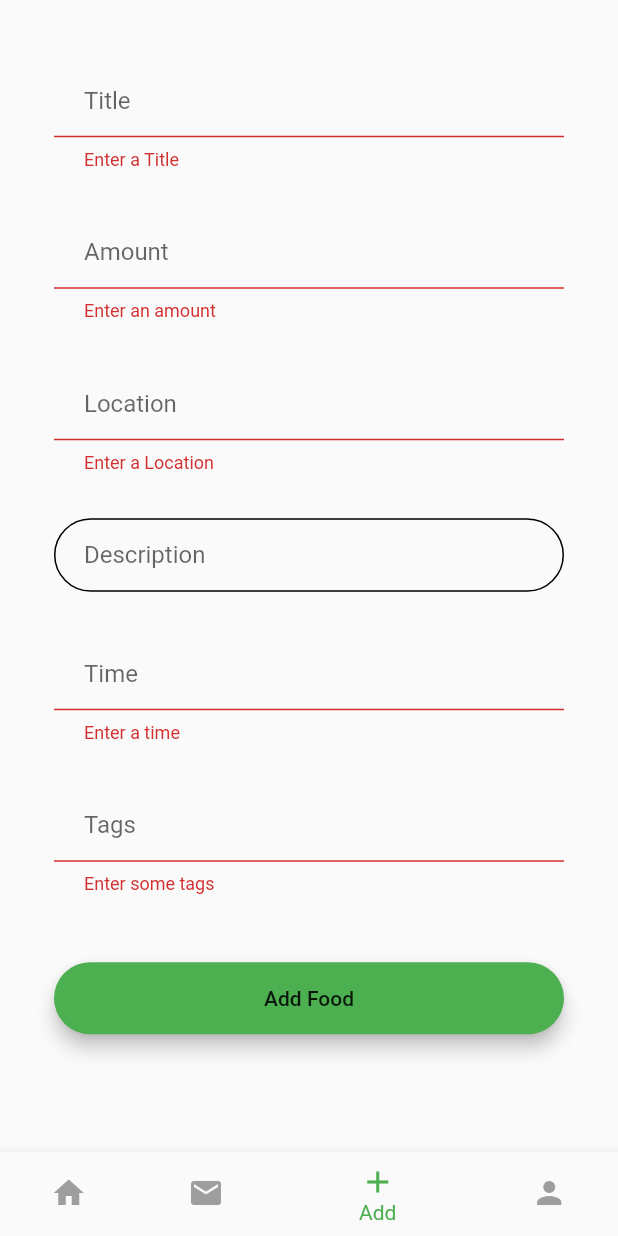
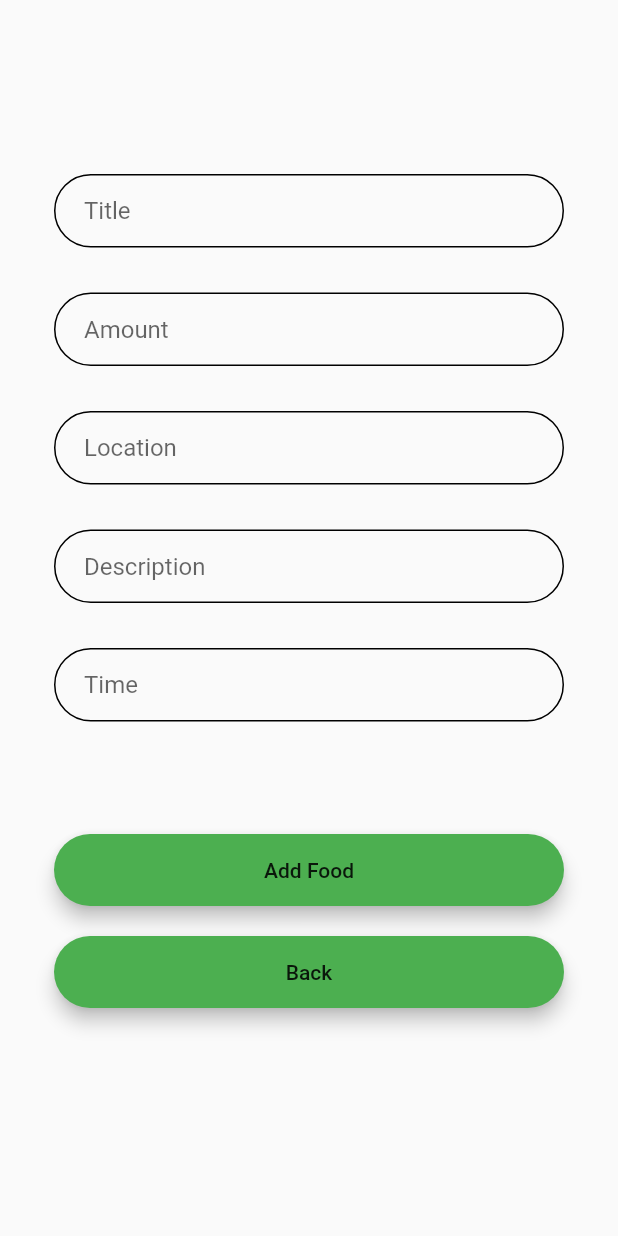
Before and after one commit to nishachaudhari/food_savior_winners, a Flutter app: the screen it shows once a user with an empty profile is signed in, item 3 of the bottom bar chosen, after a tap on "Add Food", on a phone screen of 412 x 824 dp. Run offline on Flutter 3.47's test engine with Material 2 defaults, Android fonts, the phone set to English and light mode, and no system bars; our stand-ins replace cloud_firestore, firebase_auth; missing offline and left inert: flappy_search_bar; accounts and stored records are empty.

Commit message:
database working!
everything adds properly to database (users and food)
pop up dialogues created for when things are done adding to database
folders to organize everything

```diff
--- a/my_app/lib/models/food.dart
+++ b/my_app/lib/models/food.dart
@@ -1,13 +1,13 @@
 class Food{
-
+  final String user;
   final String title;
   final String amount;
   final String description;
   final String time;
   final int location;
-  var tags = new List(10);
+ // var tags = new List(10);
 
 
-  Food({ this.title, this.amount, this.description,this.location, this.time, this.tags });
+  Food({ this.user,this.title, this.amount, this.description,this.location, this.time });
 
 }
--- /dev/null
+++ b/my_app/lib/screens/add/add.dart
@@ -0,0 +1,57 @@
+import 'package:flutter/material.dart';
+import 'package:my_app/screens/add/addForm.dart';
+
+
+
+
+
+class add extends StatefulWidget
+{
+  @override
+  _addState createState() => _addState();
+  }
+
+class _addState extends State<add>
+{
+
+
+  @override
+  Widget build(BuildContext context) {
+
+    final addButton = Material(
+          elevation: 5.0,
+          borderRadius: BorderRadius.circular(30.0),
+          color: Colors.green,
+          child: MaterialButton(
+            minWidth: MediaQuery.of(context).size.width,
+            padding: EdgeInsets.fromLTRB(20.0, 15.0, 20.0, 15.0),
+            child: Text("Add Food",
+                textAlign: TextAlign.center,
+                //style: style.copyWith(
+                   // color: Colors.white, fontWeight: FontWeight.bold)),
+          ),
+            onPressed:(){
+            Navigator.push(context,MaterialPageRoute(builder: (context) => addForm()));
+            }
+          )
+
+        );
+
+
+    return Scaffold(
+      body:Container(
+        child: Padding(
+          padding: const EdgeInsets.all(36.0),
+          child: Column(
+            mainAxisAlignment: MainAxisAlignment.center,
+            children: <Widget>[
+              SizedBox(height: 45.0),
+              addButton,
+              SizedBox(height: 20.0),
+            ]
+          )
+        )
+      )
+    );
+  }
+}
--- a/my_app/lib/screens/add.dart
+++ b/my_app/lib/screens/add/addForm.dart
@@ -1,26 +1,32 @@
 import 'package:flutter/material.dart';
-import 'package:my_app/services/auth.dart';
+import 'package:my_app/models/food.dart';
+import 'package:my_app/services/database.dart';
+import 'package:my_app/models/user.dart';
+import 'package:provider/provider.dart';
 
 
 
-class add extends StatefulWidget
+
+class addForm extends StatefulWidget
 {
   @override
-  _addState createState() => _addState();
+  _addFormState createState() => _addFormState();
   }
 
-class _addState extends State<add>
+class _addFormState extends State<addForm>
 {
 
   final _formKey = GlobalKey<FormState>(); //this will be able to track state of form (to make sure no blank items)
 
+
   //text field state
 
-  String title = '';
-  String amount = '';
-  String location = '';
-  String description = '';
-  String time = '';
+
+  String _currenttitle = '';
+  String _currentamount = '';
+  String _currentlocation = '';
+  String _currentdescription = '';
+  String _currenttime = '';
   String tags = '';
   String error = '';
 
@@ -28,32 +34,51 @@ class _addState extends State<add>
   @override
   Widget build(BuildContext context) {
 
-    final addButton = Material(
+    User user = Provider.of<User>(context);
+    String _currentuser = user.uid;
+    //Food food = Provider.of<Food>(context);
+
+    Food food;
+
+
+    void _showDialog(){
+      showDialog(context: context,
+      builder: (BuildContext context){
+        return AlertDialog(
+          title: new Text("Food Successfully Added!"),
+          content: new Text("Go to messages to see new requests."),
+          actions: <Widget>[
+            new FlatButton(
+              child: new Text("Got it!"),
+              onPressed: () {Navigator.pop(context);}
+               )
+          ]
+        );
+          }
+        );
+      }
+
+      final backButton = Material(
           elevation: 5.0,
           borderRadius: BorderRadius.circular(30.0),
           color: Colors.green,
           child: MaterialButton(
             minWidth: MediaQuery.of(context).size.width,
             padding: EdgeInsets.fromLTRB(20.0, 15.0, 20.0, 15.0),
-            child: Text("Add Food",
+            onPressed: () => Navigator.pop(context),
+            child: Text("Back",
                 textAlign: TextAlign.center,
                 //style: style.copyWith(
                    // color: Colors.white, fontWeight: FontWeight.bold)),
           ),
-            onPressed:()async{
-              if(_formKey.currentState.validate()) {
-              }
-            ////////////////////////////////////////////////////////////////////////////////// ON PRESSED
-            }
           )
-
         );
 
 
-    return Scaffold(
-      body:Container(
-        child: Padding(
-          padding: const EdgeInsets.all(36.0),
+      return Scaffold(
+        body:Container (
+          child:Padding(
+            padding: const EdgeInsets.all(36.0),
           child: Form(
             key: _formKey,
           child: Column(
@@ -62,7 +87,7 @@ class _addState extends State<add>
                       TextFormField(
                           validator: (val) => val.isEmpty ? 'Enter a Title' : null,
                           onChanged: (val){
-                            setState(()=>title = val);
+                            setState(()=>_currenttitle = val);
                           },
                           decoration: InputDecoration(
                           contentPadding: EdgeInsets.fromLTRB(20.0, 15.0, 20.0, 15.0),
@@ -75,7 +100,7 @@ class _addState extends State<add>
                         TextFormField(
                           validator: (val) => val.isEmpty ? 'Enter an amount' : null,
                           onChanged: (val){
-                            setState(()=>amount = val);
+                            setState(()=>_currentamount = val);
                           },
                           decoration: InputDecoration(
                           contentPadding: EdgeInsets.fromLTRB(20.0, 15.0, 20.0, 15.0),
@@ -88,7 +113,7 @@ class _addState extends State<add>
                         TextFormField(
                           validator: (val) => val.isEmpty ? 'Enter a Location' : null,
                           onChanged: (val){
-                            setState(()=>location = val);
+                            setState(()=>_currentlocation = val);
                           },
                           decoration: InputDecoration(
                           contentPadding: EdgeInsets.fromLTRB(20.0, 15.0, 20.0, 15.0),
@@ -101,7 +126,7 @@ class _addState extends State<add>
                         TextFormField(
                           validator: (val) => val.length>500 ? 'Enter a Description less than 500 characters' : null,
                           onChanged: (val){
-                            setState(()=>description = val);
+                            setState(()=>_currentdescription = val);
                           },
                           decoration: InputDecoration(
                           contentPadding: EdgeInsets.fromLTRB(20.0, 15.0, 20.0, 15.0),
@@ -114,9 +139,8 @@ class _addState extends State<add>
                         TextFormField(
                           validator: (val) => val.isEmpty? 'Enter a time' : null,
                           onChanged: (val){
-                            setState(()=>time = val);
+                            setState(()=>_currenttime = val);
                           },
-                          obscureText: true,
                           decoration: InputDecoration(
                           contentPadding: EdgeInsets.fromLTRB(20.0, 15.0, 20.0, 15.0),
                           hintText: "Time",
@@ -125,7 +149,7 @@ class _addState extends State<add>
                           ) ,
                         ),
                         SizedBox(height: 30.0),
-                        TextFormField(
+                        /*TextFormField(
                           validator: (val) => val.isEmpty ? 'Enter some tags' : null,
                           onChanged: (val){
                             setState(()=>tags = val);
@@ -138,8 +162,41 @@ class _addState extends State<add>
                           focusedBorder: OutlineInputBorder(borderRadius: BorderRadius.circular(32.0), borderSide: BorderSide(color: Colors.green))
                           ) ,
                         ),
+                        */
                         SizedBox(height: 45.0),
-                        addButton,
+                        Material(
+                              elevation: 5.0,
+                              borderRadius: BorderRadius.circular(30.0),
+                              color: Colors.green,
+                              child: MaterialButton(
+                                minWidth: MediaQuery.of(context).size.width,
+                                padding: EdgeInsets.fromLTRB(20.0, 15.0, 20.0, 15.0),
+                                child: Text("Add Food",
+                                    textAlign: TextAlign.center,
+                                    //style: style.copyWith(
+                                      // color: Colors.white, fontWeight: FontWeight.bold)),
+                              ),
+                                onPressed:()async{
+                                  if (_formKey.currentState.validate())
+                                {
+                                  await DatabaseService().updatefoodData(
+                                    _currentuser,
+                                    _currenttitle,
+                                    _currentamount,
+                                    _currentlocation,
+                                    _currentdescription,
+                                    _currenttime);
+                                }
+                                Navigator.pop(context);
+                                _showDialog();
+
+
+                                }
+                              )
+
+                          ),
+                        SizedBox(height: 20.0),
+                        backButton,
                         SizedBox(height: 20.0),
                         Text(error,
                         style: TextStyle(color: Colors.red, fontSize: 14.0)),
@@ -148,7 +205,9 @@ class _addState extends State<add>
           ),
         ),
       ),
-    ),
-    );
+        ),
+      );
+
+
   }
 }
--- a/my_app/lib/screens/bottombar.dart
+++ b/my_app/lib/screens/bottombar.dart
@@ -1,8 +1,8 @@
 import 'package:flutter/material.dart';
 import 'package:my_app/services/auth.dart';
 import 'package:my_app/screens/messages.dart';
-import 'package:my_app/screens/add.dart';
-import 'package:my_app/screens/account.dart';
+import 'package:my_app/screens/add/add.dart';
+import 'package:my_app/screens/account/account.dart';
 import 'package:my_app/screens/HomeScreen.dart';
 
 
--- a/my_app/lib/screens/wrapper.dart
+++ b/my_app/lib/screens/wrapper.dart
@@ -6,6 +6,7 @@ import 'package:my_app/models/user.dart';
 import 'package:my_app/screens/bottombar.dart';
 import 'package:provider/provider.dart';
 import 'package:my_app/screens/authenticate.dart';
+import 'package:my_app/models/food.dart';
 
 class Wrapper extends StatelessWidget {
   @override
@@ -13,6 +14,7 @@ class Wrapper extends StatelessWidget {
 
     final user = Provider.of<User>(context); //accessing user data from provider everytime theres a new value
 
+    //final food = Provider.of<Food>(context);
 
 
     if (user == null)
--- a/my_app/lib/services/auth.dart
+++ b/my_app/lib/services/auth.dart
@@ -49,7 +49,7 @@ Future registerEmail(String email, String password) async{
     FirebaseUser user = result.user;
 //create new doc for user in database
 
-    await DatabaseService(uid: user.uid).updateUserData('first', 'last', 'phone');
+    await DatabaseService(id: user.uid).updateUserData('first', 'last', 'phone');
 
     return _userFromFirebaseUser(user);
 
--- a/my_app/lib/services/database.dart
+++ b/my_app/lib/services/database.dart
@@ -1,18 +1,19 @@
 import 'package:cloud_firestore/cloud_firestore.dart';
+import 'package:my_app/models/food.dart';
 import 'package:my_app/models/user.dart';
 
 
 class DatabaseService {
 
-final String uid;
-DatabaseService({this.uid});
+final String id;
+DatabaseService({this.id});
 
 //collection reference
 
 final CollectionReference userAccountCollection = Firestore.instance.collection('users');
 
 Future updateUserData(String firstName, String lastName, String phone) async {
-  return await userAccountCollection.document(uid).setData({
+  return await userAccountCollection.document(id).setData({
     'firstName' :firstName,
     'lastName' :lastName,
     'phoneNumber': phone,
@@ -22,7 +23,7 @@ Future updateUserData(String firstName, String lastName, String phone) async {
 // user data from snapshots
   UserData _userDataFromSnapshot(DocumentSnapshot snapshot) {
     return UserData(
-      uid: uid,
+      uid: id,
       firstName: snapshot.data['first name'],
       lastName: snapshot.data['last name'],
       phone: snapshot.data['phone']
@@ -31,7 +32,42 @@ Future updateUserData(String firstName, String lastName, String phone) async {
   // get user doc stream
 
   Stream <UserData> get userData{
-    return userAccountCollection.document(uid).snapshots()
+    return userAccountCollection.document(id).snapshots()
       .map(_userDataFromSnapshot);
   }
+
+
+  //FOOD COLLECTION
+
+  final CollectionReference foodCollection = Firestore.instance.collection('food');
+
+  Future updatefoodData(String user, String title, String amount, String location, String description, String time) async {
+  return await foodCollection.document().setData({
+    'user' : user,
+    'title' :title,
+    'amount' :amount,
+    'location': location,
+    'description': description,
+     'time': time
+ });
 }
+
+/*Food _foodDataFromSnapshot(DocumentSnapshot snapshot) {
+    return Food(
+      foodID: id,
+      title: snapshot.data['first name'],
+      amount: snapshot.data['last name'],
+      location: snapshot.data['phone'],
+      description: snapshot.data['description'],
+      time: snapshot.data['time']
+
+    );
+  }
+
+Stream <Food> get foodData{
+  return foodCollection.document().snapshots()
+    .map(_foodDataFromSnapshot);
+}
+*/
+
+}
```
Also changed, not shown: my_app/lib/screens/account/account.dart (added, +75 -0 lines), my_app/lib/screens/account/accountForm.dart (renamed from my_app/lib/screens/account.dart, +38 -20 lines).
